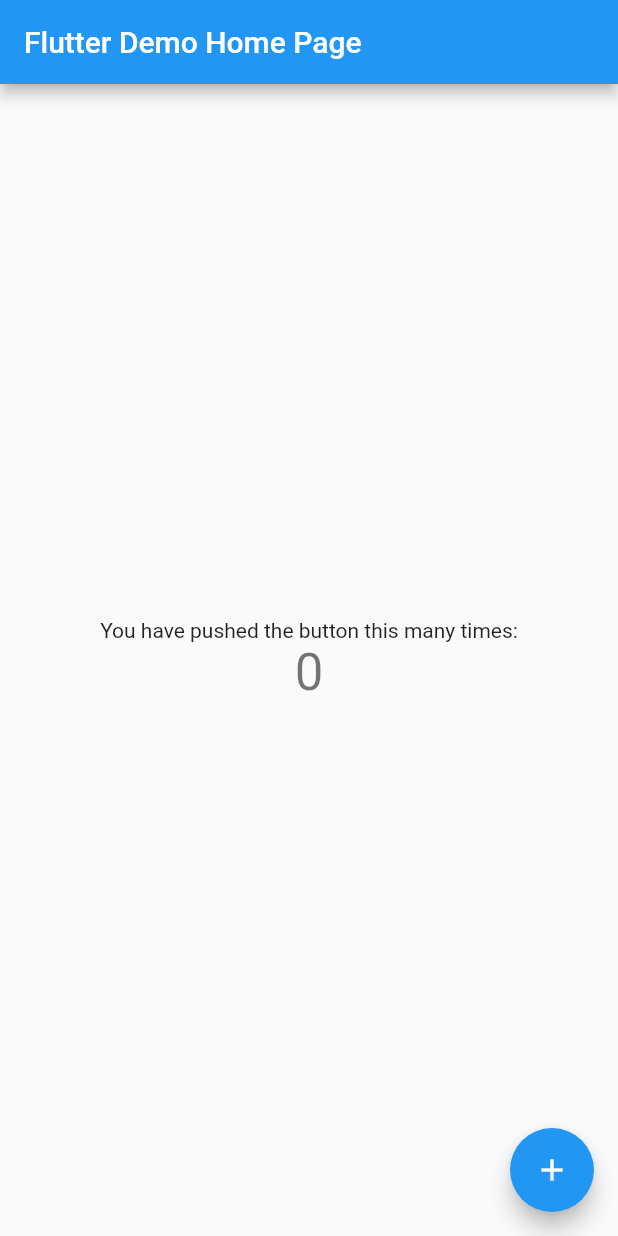
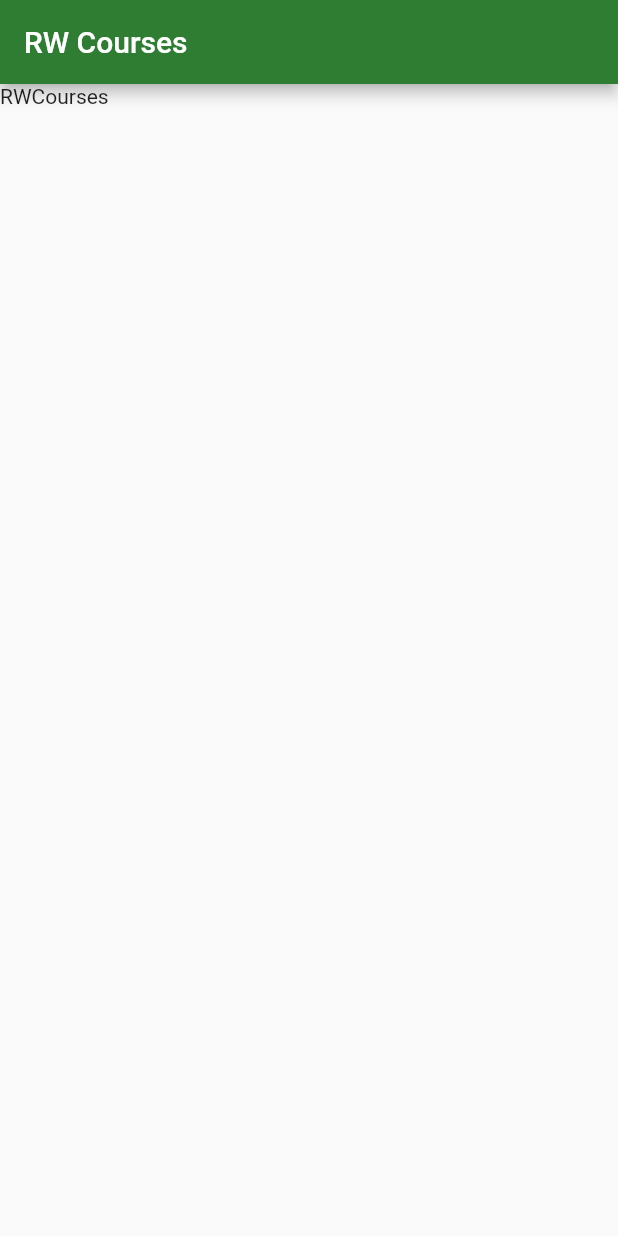
Before and after one commit to artishevskym/flutter_rw_courses, a Flutter app: the screen it shows after launch, on a phone screen of 412 x 824 dp. Run offline on Flutter 3.47's test engine with Material 2 defaults, Android fonts, the phone set to English and light mode, and no system bars.

Commit message:
Create the Project

```diff
--- a/lib/main.dart
+++ b/lib/main.dart
@@ -1,113 +1,13 @@
 import 'package:flutter/material.dart';
+import 'package:flutter_rw_courses/rwcourses_app.dart';
+import 'package:flutter_rw_courses/strings.dart';
 
 void main() {
-  runApp(MyApp());
+  runApp(
+    MaterialApp(
+      title: Strings.appTitle,
+      theme: ThemeData(primaryColor: Colors.green.shade800),
+      home: RWCoursesApp(),
+    ),
+  );
 }
-
-class MyApp extends StatelessWidget {
-  // This widget is the root of your application.
-  @override
-  Widget build(BuildContext context) {
-    return MaterialApp(
-      title: 'Flutter Demo',
-      theme: ThemeData(
-        // This is the theme of your application.
-        //
-        // Try running your application with "flutter run". You'll see the
-        // application has a blue toolbar. Then, without quitting the app, try
-        // changing the primarySwatch below to Colors.green and then invoke
-        // "hot reload" (press "r" in the console where you ran "flutter run",
-        // or simply save your changes to "hot reload" in a Flutter IDE).
-        // Notice that the counter didn't reset back to zero; the application
-        // is not restarted.
-        primarySwatch: Colors.blue,
-      ),
-      home: MyHomePage(title: 'Flutter Demo Home Page'),
-    );
-  }
-}
-
-class MyHomePage extends StatefulWidget {
-  MyHomePage({Key key, this.title}) : super(key: key);
-
-  // This widget is the home page of your application. It is stateful, meaning
-  // that it has a State object (defined below) that contains fields that affect
-  // how it looks.
-
-  // This class is the configuration for the state. It holds the values (in this
-  // case the title) provided by the parent (in this case the App widget) and
-  // used by the build method of the State. Fields in a Widget subclass are
-  // always marked "final".
-
-  final String title;
-
-  @override
-  _MyHomePageState createState() => _MyHomePageState();
-}
-
-class _MyHomePageState extends State<MyHomePage> {
-  int _counter = 0;
-
-  void _incrementCounter() {
-    setState(() {
-      // This call to setState tells the Flutter framework that something has
-      // changed in this State, which causes it to rerun the build method below
-      // so that the display can reflect the updated values. If we changed
-      // _counter without calling setState(), then the build method would not be
-      // called again, and so nothing would appear to happen.
-      _counter++;
-    });
-  }
-
-  @override
-  Widget build(BuildContext context) {
-    // This method is rerun every time setState is called, for instance as done
-    // by the _incrementCounter method above.
-    //
-    // The Flutter framework has been optimized to make rerunning build methods
-    // fast, so that you can just rebuild anything that needs updating rather
-    // than having to individually change instances of widgets.
-    return Scaffold(
-      appBar: AppBar(
-        // Here we take the value from the MyHomePage object that was created by
-        // the App.build method, and use it to set our appbar title.
-        title: Text(widget.title),
-      ),
-      body: Center(
-        // Center is a layout widget. It takes a single child and positions it
-        // in the middle of the parent.
-        child: Column(
-          // Column is also a layout widget. It takes a list of children and
-          // arranges them vertically. By default, it sizes itself to fit its
-          // children horizontally, and tries to be as tall as its parent.
-          //
-          // Invoke "debug painting" (press "p" in the console, choose the
-          // "Toggle Debug Paint" action from the Flutter Inspector in Android
-          // Studio, or the "Toggle Debug Paint" command in Visual Studio Code)
-          // to see the wireframe for each widget.
-          //
-          // Column has various properties to control how it sizes itself and
-          // how it positions its children. Here we use mainAxisAlignment to
-          // center the children vertically; the main axis here is the vertical
-          // axis because Columns are vertical (the cross axis would be
-          // horizontal).
-          mainAxisAlignment: MainAxisAlignment.center,
-          children: <Widget>[
-            Text(
-              'You have pushed the button this many times:',
-            ),
-            Text(
-              '$_counter',
-              style: Theme.of(context).textTheme.headline4,
-            ),
-          ],
-        ),
-      ),
-      floatingActionButton: FloatingActionButton(
-        onPressed: _incrementCounter,
-        tooltip: 'Increment',
-        child: Icon(Icons.add),
-      ), // This trailing comma makes auto-formatting nicer for build methods.
-    );
-  }
-}
--- /dev/null
+++ b/lib/rwcourses_app.dart
@@ -0,0 +1,15 @@
+import 'package:flutter/material.dart';
+import 'package:flutter_rw_courses/strings.dart';
+import 'package:flutter_rw_courses/ui/courses/couses_page.dart';
+
+class RWCoursesApp extends StatelessWidget {
+  @override
+  Widget build(BuildContext context) {
+    return Scaffold(
+      appBar: AppBar(
+        title: Text(Strings.appTitle),
+      ),
+      body: CoursesPage(),
+    );
+  }
+}
--- /dev/null
+++ b/lib/ui/courses/couses_page.dart
@@ -0,0 +1,13 @@
+import 'package:flutter/material.dart';
+
+class CoursesPage extends StatefulWidget {
+  @override
+  State<StatefulWidget> createState() => _CoursesPageState();
+}
+
+class _CoursesPageState extends State<CoursesPage> {
+  @override
+  Widget build(BuildContext context) {
+    return Text('RWCourses');
+  }
+}
```
Also changed, not shown: 1 other file.
